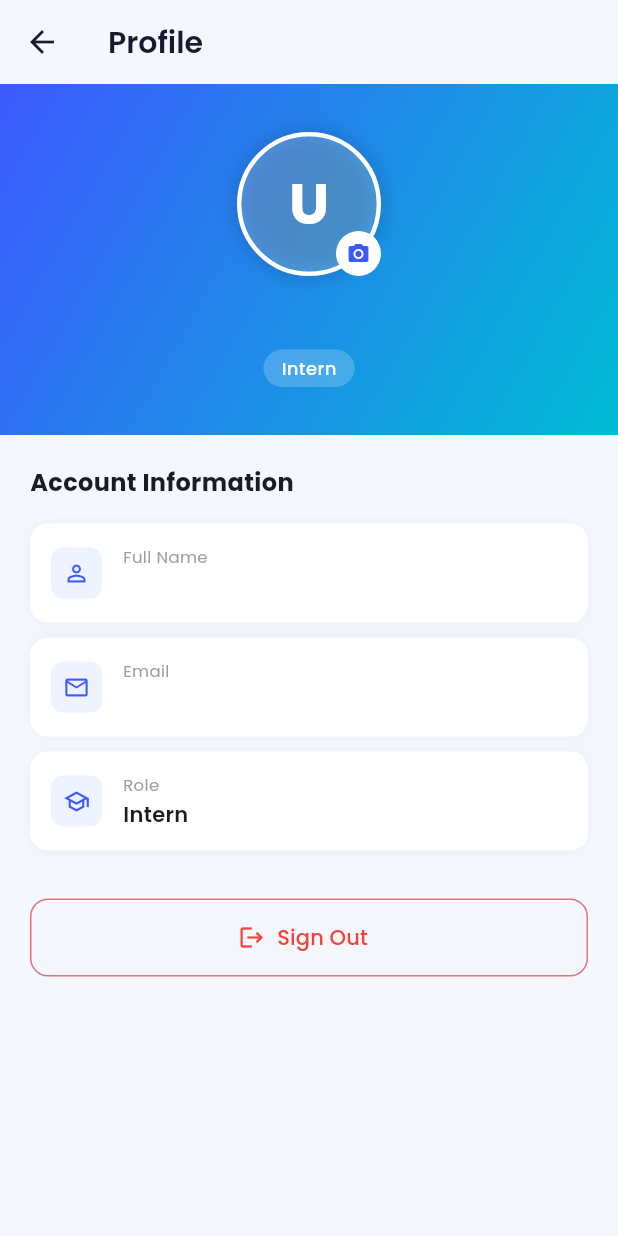
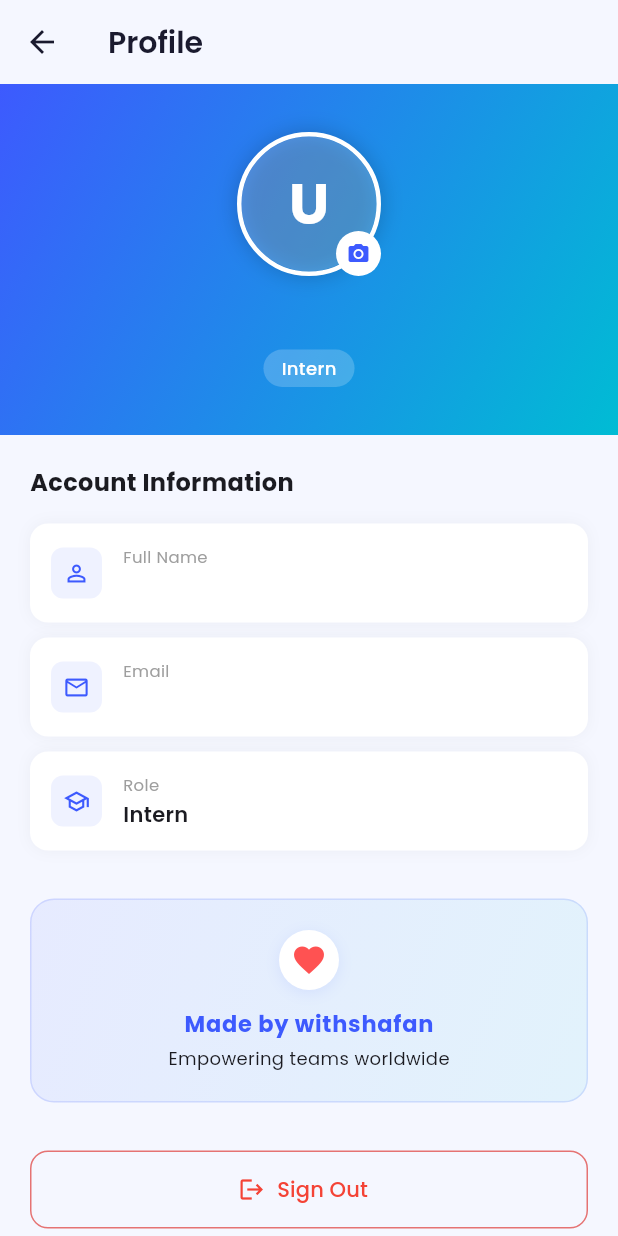
Before and after one commit to withshafan/intern_job_portal, a Flutter app: the ProfileScreen screen opened directly, on a phone screen of 412 x 824 dp. Run offline on Flutter 3.47's test engine with Material 3 defaults, Android fonts, the phone set to English and light mode, and no system bars; our stand-ins replace cloud_firestore, firebase_auth, firebase_core, firebase_messaging, firebase_storage, fl_chart and 4 more; accounts and stored records are empty; network calls fail.

Commit message:
feat: add beautiful made by withshafan branding graphic to profile screen

```diff
--- a/lib/screens/profile_screen.dart
+++ b/lib/screens/profile_screen.dart
@@ -211,6 +211,70 @@ class _ProfileScreenState extends State<ProfileScreen> {
                         ),
                         const SizedBox(height: 32),
 
+                        // ── Branding ──────────────────────────────
+                        Container(
+                          width: double.infinity,
+                          padding: const EdgeInsets.symmetric(
+                              vertical: 20, horizontal: 16),
+                          decoration: BoxDecoration(
+                            gradient: LinearGradient(
+                              colors: [
+                                AppTheme.primaryIndigo.withValues(alpha: 0.08),
+                                AppTheme.primaryTeal.withValues(alpha: 0.08),
+                              ],
+                              begin: Alignment.topLeft,
+                              end: Alignment.bottomRight,
+                            ),
+                            borderRadius: BorderRadius.circular(16),
+                            border: Border.all(
+                              color: AppTheme.primaryIndigo.withValues(alpha: 0.15),
+                              width: 1,
+                            ),
+                          ),
+                          child: Column(
+                            children: [
+                              Container(
+                                padding: const EdgeInsets.all(8),
+                                decoration: BoxDecoration(
+                                  color: Colors.white,
+                                  shape: BoxShape.circle,
+                                  boxShadow: [
+                                    BoxShadow(
+                                      color: AppTheme.primaryIndigo.withValues(alpha: 0.1),
+                                      blurRadius: 8,
+                                      offset: const Offset(0, 2),
+                                    )
+                                  ],
+                                ),
+                                child: const Icon(
+                                  Icons.favorite,
+                                  color: Colors.redAccent,
+                                  size: 24,
+                                ),
+                              ),
+                              const SizedBox(height: 12),
+                              const Text(
+                                'Made by withshafan',
+                                style: TextStyle(
+                                  fontSize: 15,
+                                  fontWeight: FontWeight.w700,
+                                  letterSpacing: 0.5,
+                                  color: AppTheme.primaryIndigo,
+                                ),
+                              ),
+                              const SizedBox(height: 4),
+                              Text(
+                                'Empowering teams worldwide',
+                                style: TextStyle(
+                                  fontSize: 12,
+                                  color: Theme.of(context).textTheme.bodySmall?.color ?? Colors.grey.shade600,
+                                ),
+                              ),
+                            ],
+                          ),
+                        ),
+                        const SizedBox(height: 32),
+
                         // ── Sign Out ──────────────────────────────
                         SizedBox(
                           width: double.infinity,
```
